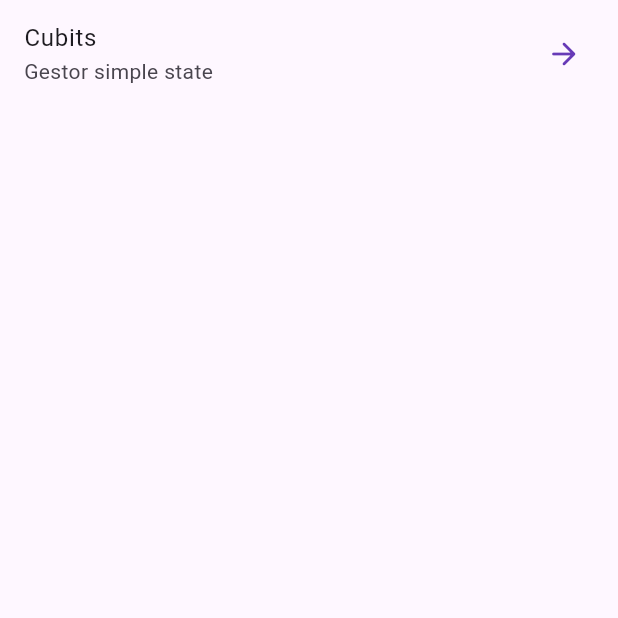
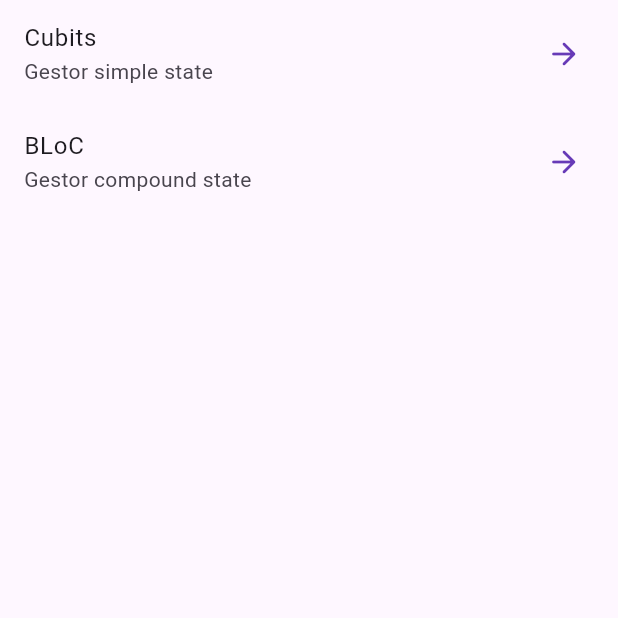
Before and after one commit to DavidVM12/Business_logic_component, a Flutter app: the screen it shows after launch, on a phone screen of 412 x 824 dp, the top half of it. Run offline on Flutter 3.47's test engine with Material 2 defaults, Android fonts, the phone set to English and light mode, and no system bars; our stand-ins replace equatable, flutter_bloc, go_router.

Commit message:
feat: new form with bloc for counter

```diff
--- a/lib/config/router/app_router.dart
+++ b/lib/config/router/app_router.dart
@@ -4,5 +4,8 @@ import 'package:go_router/go_router.dart';
 final appRouter = GoRouter(routes: [
   GoRoute(path: '/', builder: (context, state) => const HomeScreen()),
   GoRoute(
-      path: '/cubits', builder: (context, state) => const CubitCounterScreen())
+      path: '/cubits', builder: (context, state) => const CubitCounterScreen()),
+  GoRoute(
+      path: '/counter-bloc',
+      builder: (context, state) => const BlocCounterScreen())
 ]);
--- /dev/null
+++ b/lib/presentation/blocs/counter_bloc/counter_bloc.dart
@@ -0,0 +1,22 @@
+import 'package:flutter_bloc/flutter_bloc.dart';
+import 'package:equatable/equatable.dart';
+
+part 'counter_event.dart';
+part 'counter_state.dart';
+
+class CounterBloc extends Bloc<CounterEvent, CounterState> {
+  CounterBloc() : super(const CounterState()) {
+    on<CounterIncreased>(_onCounterIncreased);
+    on<CounterReset>(_onCounterReset);
+  }
+
+  void _onCounterIncreased(CounterIncreased event, Emitter<CounterState> emit) {
+    emit(state.copyWith(
+        counter: state.counter + event.value,
+        transactionCount: state.transactionCount + 1));
+  }
+
+  void _onCounterReset(CounterReset event, Emitter<CounterState> emit) {
+    emit(state.copyWith(counter: 0));
+  }
+}
--- a/lib/presentation/screens/home_screen.dart
+++ b/lib/presentation/screens/home_screen.dart
@@ -14,6 +14,12 @@ class HomeScreen extends StatelessWidget {
             subtitle: const Text('Gestor simple state'),
             trailing: const Icon(Icons.arrow_forward_rounded),
             onTap: () => context.push('/cubits'),
+          ),
+          ListTile(
+            title: const Text('BLoC'),
+            subtitle: const Text('Gestor compound state'),
+            trailing: const Icon(Icons.arrow_forward_rounded),
+            onTap: () => context.push('/counter-bloc'),
           )
         ],
       ),
```
Also changed, not shown: lib/presentation/blocs/counter_bloc/counter_event.dart (added, +15 -0 lines), lib/presentation/blocs/counter_bloc/counter_state.dart (added, +15 -0 lines), lib/presentation/screens/bloc_counter_screen.dart (+38 -7 lines).
